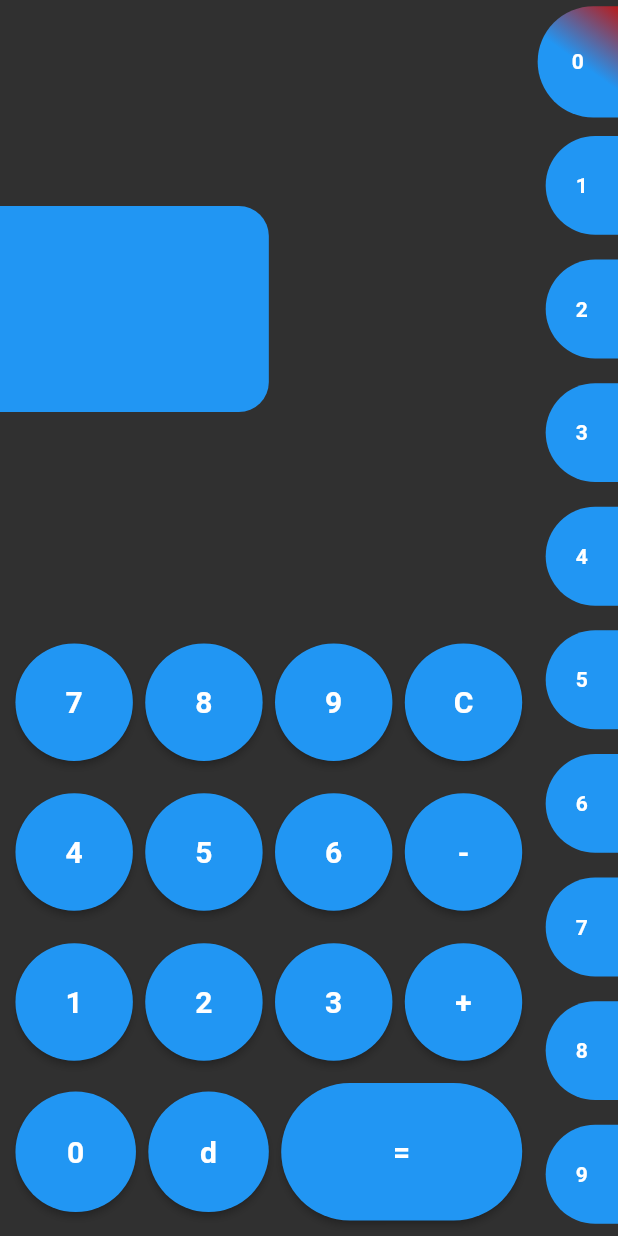
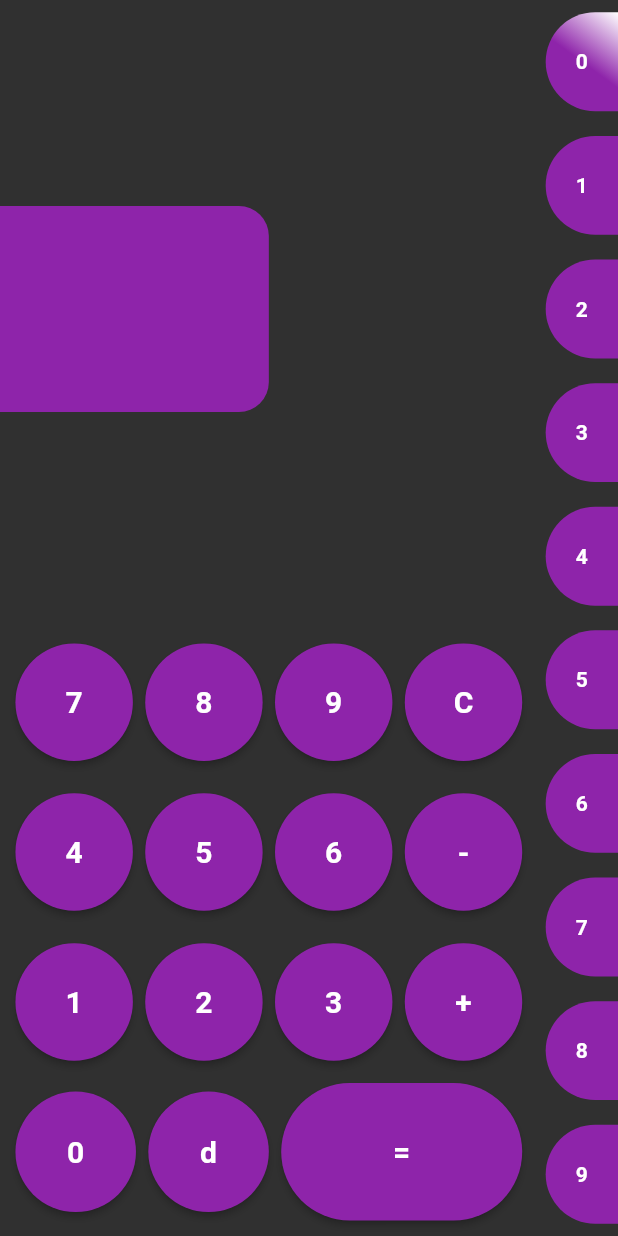
Before and after one commit to davidkt99/DiceUlator_Old, a Flutter app: the screen it shows after launch, on a phone screen of 412 x 824 dp. Run offline on Flutter 3.47's test engine with Material 2 defaults, Android fonts, the phone set to English and light mode, and no system bars; our stand-ins replace sqflite; missing offline and left inert: fading_edge_scrollview; accounts and stored records are empty.

Commit message:
Made Colors global variables

```diff
--- a/lib/Data/globals.dart
+++ b/lib/Data/globals.dart
@@ -1,3 +1,5 @@
+import 'package:flutter/material.dart';
+
 int CurrInst = 0;
 
 int OldListSize = 25;
@@ -11,3 +13,14 @@ List<List<String>> Inst_OldEqu = [[],[],[],[],[],[],[],[],[],[]];
 List<String> Inst_CurEqu = ['','','','','','','','','','',];
 List<String> Inst_CurAns = ['','','','','','','','','','',];
 List<String> Inst_CurRolls = ['','','','','','','','','','',];
+
+
+
+
+//  Colors
+
+Color Primary = Colors.purple[600];
+Color Accent = Colors.green;
+Color Secondary = Colors.white;
+Color BackGround = Colors.black26;
+Color TextColor = Colors.white;
--- a/lib/Pages/Dice_Calc_Page.dart
+++ b/lib/Pages/Dice_Calc_Page.dart
@@ -46,7 +46,7 @@ class _Dice_Calc_PageState extends State<Dice_Calc_Page> {
                             child: Container(
                               alignment: Alignment.centerLeft,
                               decoration: BoxDecoration(
-                                color: Colors.blue,
+                                color: globals.Primary,
                                 borderRadius: BorderRadius.horizontal(
                                   right: Radius.circular(20.0),
                                 ),
@@ -59,7 +59,6 @@ class _Dice_Calc_PageState extends State<Dice_Calc_Page> {
                                 child: FadingEdgeScrollView.fromScrollView(
                                   child: ListView.builder(
                                     controller: _controller1,
-                                    clipBehavior: Clip.antiAlias,
                                     itemCount: OldAns.length,
                                     itemBuilder: (BuildContext context, int index) {
                                       return PastRolls_Card(index);
@@ -309,6 +308,7 @@ class _Dice_Calc_PageState extends State<Dice_Calc_Page> {
                                           }
                                         },
                                         style: ElevatedButton.styleFrom(
+                                          primary: globals.Primary,
                                           shape: RoundedRectangleBorder(
                                             borderRadius:
                                                 BorderRadius.horizontal(
@@ -334,7 +334,7 @@ class _Dice_Calc_PageState extends State<Dice_Calc_Page> {
               Expanded(
                 child: Container(
                   decoration: BoxDecoration(
-                      //color: Colors.blue,
+                      //color: globals.Primary,
                       // border: Border(left: BorderSide(color: Colors.black),),
                       ),
                   child: Column(
@@ -365,13 +365,13 @@ class _Dice_Calc_PageState extends State<Dice_Calc_Page> {
   Widget Inst_Button(int place) {
     var _widthFactor = 0.9;
     var _heightFactor = 0.8;
-    Color selColor = Colors.blue;
+    Color selColor = globals.Primary;
 
     if(place == globals.CurrInst)
       {
-        _widthFactor = 1;
-        _heightFactor = 0.9;
-        selColor = Colors.red[900];
+        //_widthFactor = 1;
+        //_heightFactor = 0.9;
+        selColor = globals.Secondary;
       }
 
     return Expanded(
@@ -391,9 +391,9 @@ class _Dice_Calc_PageState extends State<Dice_Calc_Page> {
                 OldAns = globals.Inst_OldAns[place];
 
 
-                _widthFactor = 1;
-                _heightFactor = 0.9;
-                selColor = Colors.red[900];
+                //_widthFactor = 1;
+                //_heightFactor = 0.9;
+                selColor = globals.Secondary;
                 globals.CurrInst = place;
               });
             },
@@ -408,12 +408,12 @@ class _Dice_Calc_PageState extends State<Dice_Calc_Page> {
                       begin: Alignment.bottomLeft,
                       end: Alignment.topRight,
                     colors: [
-                      Colors.blue,
-                      Colors.blue,
+                      globals.Primary,
+                      globals.Primary,
                       selColor,
                     ],
                   ),
-                  color: Colors.blue,
+                  color: globals.Primary,
                   borderRadius: BorderRadius.horizontal(
                     left: Radius.circular(50.0),
                   ),
@@ -486,7 +486,7 @@ class _Dice_Calc_PageState extends State<Dice_Calc_Page> {
       flex: 1,
       child: ElevatedButton(
         style: ElevatedButton.styleFrom(
-          primary: Colors.blue,
+          primary: globals.Primary,
           shape: CircleBorder(),
           //elevation: 20
           //side: BorderSide(color: pressBorderFlash, width: 1),
--- a/lib/main.dart
+++ b/lib/main.dart
@@ -12,6 +12,7 @@ void main() {
 class MyApp extends StatelessWidget {
   @override
   Widget build(BuildContext context) {
+    //  DataBase
     StartDatabase();
 
     SystemChrome.setPreferredOrientations([
```
